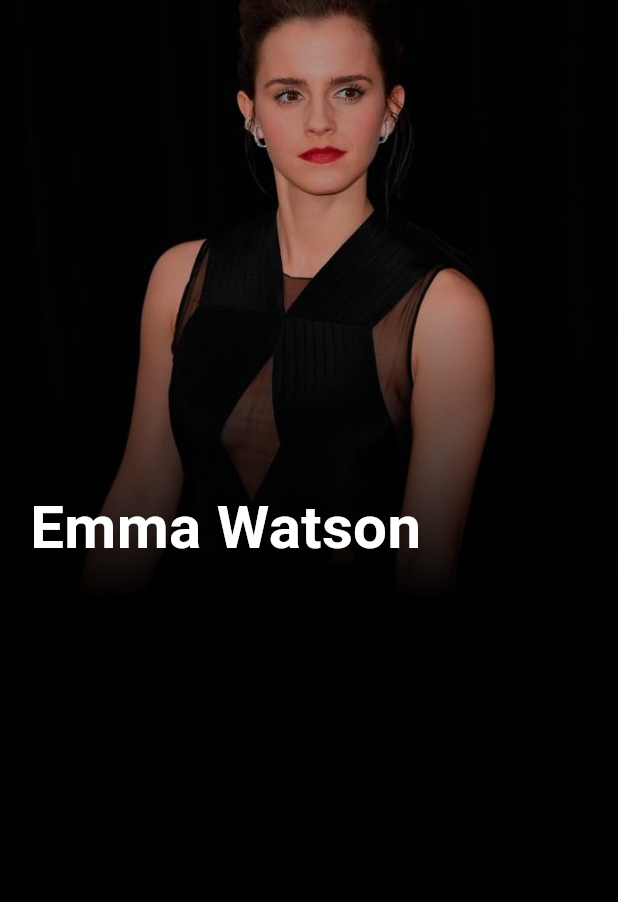
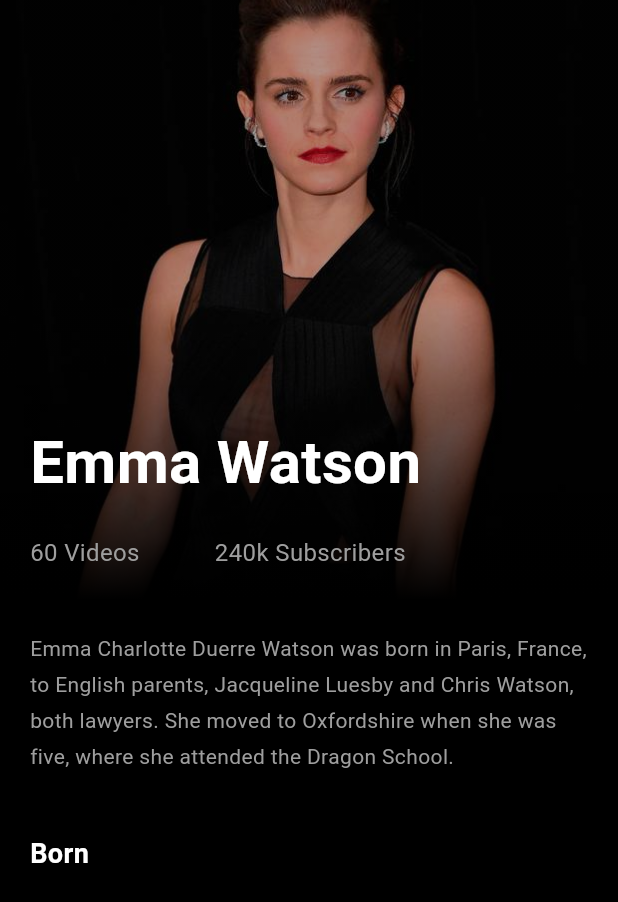
Before and after one commit to sydney1232/profile_ui, a Flutter app: the screen it shows after launch, on a phone screen of 412 x 824 dp. Shown: the top 902 px of the screen. Run offline on Flutter 3.47's test engine with Material 3 defaults, Android fonts, the phone set to English and light mode, and no system bars; our stand-ins replace simple_animations.

Commit message:
Added Body Details

```diff
--- a/lib/main.dart
+++ b/lib/main.dart
@@ -61,20 +61,75 @@ class _MyHomePageState extends State<MyHomePage> {
                           mainAxisAlignment: MainAxisAlignment.end,
                           children: [
                             FadeAnimation(
-                                1,
-                                Text("Emma Watson",
+                              1,
+                              Text(
+                                "Emma Watson",
+                                style: TextStyle(
+                                  fontWeight: FontWeight.bold,
+                                  color: Colors.white,
+                                  fontSize: 40,
+                                ),
+                              ),
+                            ),
+                            SizedBox(height: 20),
+                            Row(
+                              children: [
+                                FadeAnimation(
+                                  1.2,
+                                  Text(
+                                    "60 Videos",
                                     style: TextStyle(
-                                      fontWeight: FontWeight.bold,
-                                      color: Colors.white,
-                                      fontSize: 40,
-                                    )))
+                                        color: Colors.grey, fontSize: 16),
+                                  ),
+                                ),
+                                SizedBox(width: 50),
+                                FadeAnimation(
+                                  1.3,
+                                  Text(
+                                    "240k Subscribers",
+                                    style: TextStyle(
+                                        color: Colors.grey, fontSize: 16),
+                                  ),
+                                ),
+                              ],
+                            )
                           ],
                         ),
                       ),
                     ),
                   ),
                 ),
-              )
+              ),
+              SliverList(
+                  delegate: SliverChildListDelegate([
+                Padding(
+                  padding: EdgeInsets.all(20),
+                  child: Column(
+                    crossAxisAlignment: CrossAxisAlignment.start,
+                    children: [
+                      FadeAnimation(
+                        1.6,
+                        Text(
+                          "Emma Charlotte Duerre Watson was born in Paris, France, to English parents, Jacqueline Luesby and Chris Watson, both lawyers. She moved to Oxfordshire when she was five, where she attended the Dragon School.",
+                          style: TextStyle(color: Colors.grey, height: 1.7),
+                        ),
+                      ),
+                      SizedBox(height: 40),
+                      FadeAnimation(
+                        1.6,
+                        Text(
+                          "Born",
+                          style: TextStyle(
+                            fontSize: 18,
+                            fontWeight: FontWeight.bold,
+                            color: Colors.white,
+                          ),
+                        ),
+                      )
+                    ],
+                  ),
+                )
+              ]))
             ],
           )
         ],
```
